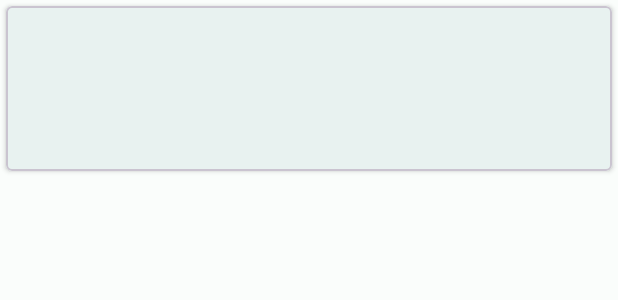
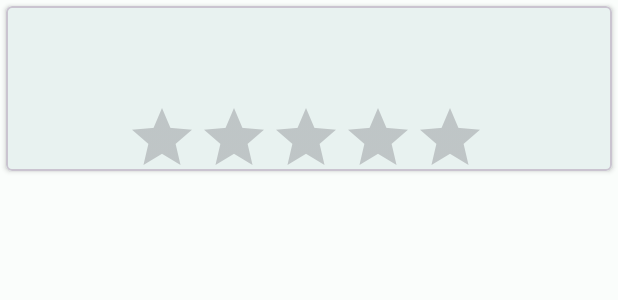
Before and after one commit to mandelbaummatias/AlejandriaApp, an Android app: the layout item_book.xml on its own in the app's theme, with its tools: preview values and no code run, on a phone screen of 412 x 824 dp. Shown: the top 300 px of the screen. Run offline under Robolectric (Android 15) with nearby library versions, the phone set to English and light mode, and no system bars.

Commit message:
se agrega título a la vista de libros disponibles (Últimas novedades) y se cambia el rating en texto por una RatingBar

```diff
--- a/app/src/main/java/com/matiasmandelbaum/alejandriaapp/ui/booklist/BookListAdapter.kt
+++ b/app/src/main/java/com/matiasmandelbaum/alejandriaapp/ui/booklist/BookListAdapter.kt
@@ -41,13 +41,13 @@ class BookListAdapter : ListAdapter<Book, BookHolder>(
     companion object {
         private val DiffCallback = object : DiffUtil.ItemCallback<Book>() {
             override fun areItemsTheSame(oldBook: Book, newBook: Book): Boolean {
-                Log.d(TAG, "areItemsTheSame")
+                Log.d(TAG, "areItemsTheSame?")
                 return oldBook === newBook
                 // return oldBook.itemId == newBook.itemId
             }
 
             override fun areContentsTheSame(oldBook: Book, newBook: Book): Boolean {
-                Log.d(TAG, "areContentsTheSame")
+                Log.d(TAG, "areContentsTheSame?")
                 return oldBook.titulo == newBook.titulo
             }
 
--- a/app/src/main/java/com/matiasmandelbaum/alejandriaapp/ui/booklist/BookListFragment.kt
+++ b/app/src/main/java/com/matiasmandelbaum/alejandriaapp/ui/booklist/BookListFragment.kt
@@ -32,7 +32,6 @@ class BookListFragment : Fragment() {
         bookRecycler = v.findViewById(R.id.recyclerView)
         linearLayoutManager = LinearLayoutManager(context)
         bookRecycler.layoutManager = linearLayoutManager
-        //bookListAdapter = BookListAdapter(books) // Asegúrate de crear el adaptador adecuado
         bookRecycler.adapter = bookListAdapter
 
         return v
@@ -47,7 +46,7 @@ class BookListFragment : Fragment() {
             books.add(Book("El extraño caso del Dr. Jekyll y Mr. Hyde", "Robert Louis Stevenson", 4.2f, "urlFalsa"))
             books.add(Book("Los Ojos del Perro Siberiano", "Antonio Santa Ana", 3.7f, "urlFalsa"))
         }
-        // Notificar al adaptador que los datos han cambiado
+        // Notificar al adaptador
         bookListAdapter.notifyDataSetChanged()
     }
 }
--- a/app/src/main/res/layout/item_book.xml
+++ b/app/src/main/res/layout/item_book.xml
@@ -31,10 +31,11 @@
 
         <ImageView
             android:id="@+id/book_small_thumbnail"
-            android:layout_width="50dp"
-            android:layout_height="100dp"
+            android:layout_width="48dp"
+            android:layout_height="90dp"
             android:layout_marginStart="16dp"
 
+            android:layout_marginTop="8dp"
             app:layout_constraintStart_toStartOf="parent"
             app:layout_constraintTop_toTopOf="parent" />
 
@@ -53,19 +54,18 @@
             android:layout_width="200dp"
             android:layout_height="wrap_content"
             android:layout_marginStart="18dp"
-            android:layout_marginTop="18dp"
+            android:layout_marginTop="0dp"
             app:layout_constraintStart_toEndOf="@id/book_small_thumbnail"
-            app:layout_constraintTop_toBottomOf="@id/book_name_text_view"
-            tools:layout_editor_absoluteY="74dp" />
+            app:layout_constraintTop_toBottomOf="@id/book_name_text_view" />
 
-        <TextView
-            android:id="@+id/rating_text_view"
-            android:layout_width="200dp"
-            android:layout_height="wrap_content"
-            android:layout_marginStart="18dp"
-            android:layout_marginTop="18dp"
-            app:layout_constraintStart_toEndOf="@id/book_small_thumbnail"
-            app:layout_constraintTop_toBottomOf="@id/publisher_name_text_view"
-            tools:layout_editor_absoluteY="74dp" />
+        <RatingBar
+            android:id="@+id/barraPuntaje"
+            android:layout_width="243dp"
+            android:layout_height="52dp"
+            android:layout_marginStart="80dp"
+            android:layout_marginTop="64dp"
+            app:layout_constraintStart_toStartOf="parent"
+            app:layout_constraintTop_toTopOf="parent" />
+
     </androidx.constraintlayout.widget.ConstraintLayout>
 </com.google.android.material.card.MaterialCardView>
--- a/app/src/main/res/values/strings.xml
+++ b/app/src/main/res/values/strings.xml
@@ -30,6 +30,6 @@
     <!--GBooks Config-->
     <string name="google_books_api_base_url">https://www.googleapis.com/books/v1/volumes/</string>
     <string name="google_books_api_key"></string>
-    <string name="titulo">titulo</string>
+    <string name="titulo">Últimas novedades</string>
 
 </resources>
```
Also changed, not shown: app/src/main/java/com/matiasmandelbaum/alejandriaapp/ui/booklist/BookHolder.kt (+8 -4 lines), app/src/main/res/layout/fragment_home_list.xml (+21 -10 lines).
